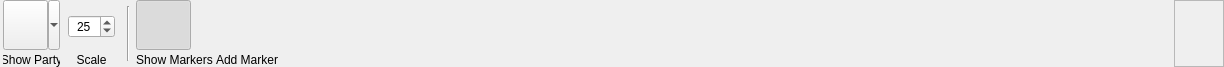
First picture: the form in DMHelper/src/ribbontabworldmap.ui, repository MMetze/DMHelper, before the edit.
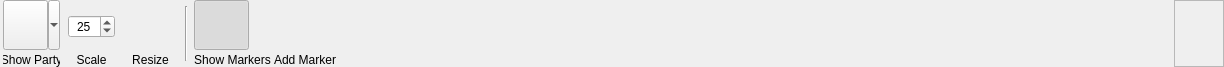
Second picture: the form after the edit. Icons and pictures are not drawn. Custom widgets are drawn as their Qt base class.

Commit message: Starting of the grid sizer

```diff
--- a/DMHelper/src/ribbontabworldmap.ui
+++ b/DMHelper/src/ribbontabworldmap.ui
@@ -210,6 +210,67 @@
      </item>
     </layout>
    </item>
+   <item>
+    <layout class="QVBoxLayout" name="verticalLayout_14">
+     <property name="spacing">
+      <number>0</number>
+     </property>
+     <item>
+      <widget class="QPushButton" name="btnGridResize">
+       <property name="sizePolicy">
+        <sizepolicy hsizetype="Fixed" vsizetype="Fixed">
+         <horstretch>0</horstretch>
+         <verstretch>0</verstretch>
+        </sizepolicy>
+       </property>
+       <property name="minimumSize">
+        <size>
+         <width>55</width>
+         <height>50</height>
+        </size>
+       </property>
+       <property name="maximumSize">
+        <size>
+         <width>55</width>
+         <height>50</height>
+        </size>
+       </property>
+       <property name="toolTip">
+        <string>Use a grid to resize the map scale</string>
+       </property>
+       <property name="text">
+        <string/>
+       </property>
+       <property name="icon">
+        <iconset resource="resources.qrc">
+         <normaloff>:/img/data/icon_gridresize.png</normaloff>:/img/data/icon_gridresize.png</iconset>
+       </property>
+       <property name="iconSize">
+        <size>
+         <width>40</width>
+         <height>40</height>
+        </size>
+       </property>
+       <property name="checkable">
+        <bool>false</bool>
+       </property>
+       <property name="flat">
+        <bool>true</bool>
+       </property>
+      </widget>
+     </item>
+     <item>
+      <widget class="QLabel" name="lblGridResize">
+       <property name="text">
+        <string>Resize</string>
+       </property>
+       <property name="alignment">
+        <set>Qt::AlignBottom|Qt::AlignHCenter</set>
+       </property>
+      </widget>
+     </item>
+    </layout>
+   </item>
    <item>
     <widget class="Line" name="line_2">
      <property name="minimumSize">
```
The commit also changes 12 other files.
